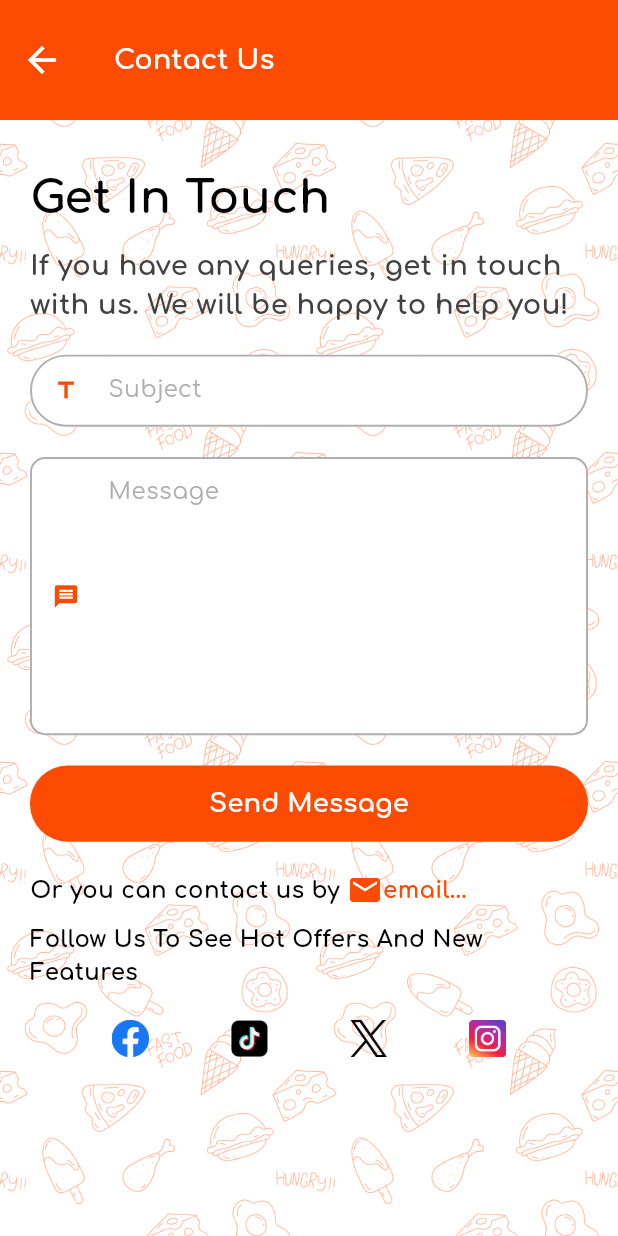
After one commit to Mona-Said/Graduation_Project, a Flutter app: the CustomerContactUsScreen screen opened by its route, on a phone screen of 412 x 824 dp. The commit adds this screen. Run offline on Flutter 3.47's test engine with Material 3 defaults, Android fonts, the phone set to English and light mode, and no system bars; our stand-ins replace animated_text_kit, bloc, carousel_slider, dio, flutter_bloc, flutter_offline and 8 more; missing offline and left inert: adaptive_action_sheet, drop_down_list, number_pagination; accounts and stored records are empty; network calls fail.

Commit message:
update in contact seller

```diff
--- a/two_way_dael/lib/core/networking/dio_helper.dart
+++ b/two_way_dael/lib/core/networking/dio_helper.dart
@@ -171,8 +171,7 @@ class DioHelper {
   }
   //*--------------------------------------------------
 
-
-static Future<Response> postProduct({
+  static Future<Response> postProduct({
     required String url,
     String? token,
     required List<File> images,
--- a/two_way_dael/lib/core/routing/app_router.dart
+++ b/two_way_dael/lib/core/routing/app_router.dart
@@ -14,7 +14,7 @@ import 'package:two_way_dael/features/customer/auth/signup/ui/views/photo_and_ad
 import 'package:two_way_dael/features/customer/auth/signup/ui/views/customer_welcome_screen.dart';
 import 'package:two_way_dael/features/customer/home/ui/Modules/about_app.dart';
 import 'package:two_way_dael/features/customer/home/ui/Modules/cart_screen.dart';
-import 'package:two_way_dael/features/customer/home/ui/Modules/contact_us_screen.dart';
+import 'package:two_way_dael/features/customer/home/ui/Modules/customer_contact_us_screen.dart';
 import 'package:two_way_dael/features/customer/home/ui/Modules/favorite_sellers.dart';
 import 'package:two_way_dael/features/customer/home/ui/Modules/notifications_module.dart';
 import 'package:two_way_dael/features/customer/home/ui/Modules/search_module.dart';
@@ -38,6 +38,7 @@ import '../../features/customer/auth/signup/ui/views/signup_screen.dart';
 import '../../features/customer/home/ui/views/home_screen.dart';
 import '../../features/onboarding/views/onboarding_screen.dart';
 import '../../features/customer/home/data/models/about_app_model.dart';
+import '../../features/seller/home/ui/views/seller_contact_us_screen.dart';
 
 class AppRouter {
   Route generateRoure(RouteSettings settings) {
@@ -79,7 +80,7 @@ class AppRouter {
       case Routes.changePasswordScreen:
         return MaterialPageRoute(builder: (_) => const ChangePasswordScreen());
       case Routes.contactUsScreen:
-        return MaterialPageRoute(builder: (_) => ContactUsScreen());
+        return MaterialPageRoute(builder: (_) => CustomerContactUsScreen());
       case Routes.cartScreen:
         return MaterialPageRoute(builder: (_) => const CartScreen());
       case Routes.customerwelcomeScreen:
@@ -112,6 +113,8 @@ class AppRouter {
       case Routes.sellerChangePasswordScreen:
         return MaterialPageRoute(
             builder: (_) => const SellerChangePasswordScreen());
+      case Routes.sellerContactUsScreen:
+        return MaterialPageRoute(builder: (_) => const SellerContactUsScreen());
       default:
         return MaterialPageRoute(
             builder: (context) => Scaffold(
--- a/two_way_dael/lib/core/routing/routes.dart
+++ b/two_way_dael/lib/core/routing/routes.dart
@@ -32,5 +32,7 @@ class Routes {
   static const String sellerAddNewProduct = '/sellerAddNewProduct';
   static const String sellerDonationScreen = '/sellerDonationScreen';
   static const String sellerNewOrdersScreen = '/sellerNewOrdersScreen';
-  static const String sellerChangePasswordScreen = '/sellerChangePasswordScreen';
+  static const String sellerChangePasswordScreen =
+      '/sellerChangePasswordScreen';
+  static const String sellerContactUsScreen = '/sellerContactUsScreen';
 }
--- /dev/null
+++ b/two_way_dael/lib/features/customer/home/ui/Modules/customer_contact_us_screen.dart
@@ -0,0 +1,319 @@
+import 'package:flutter/material.dart';
+import 'package:flutter_bloc/flutter_bloc.dart';
+import 'package:two_way_dael/core/helpers/extensions.dart';
+import 'package:two_way_dael/core/helpers/spacing.dart';
+import 'package:two_way_dael/core/theming/colors.dart';
+import 'package:two_way_dael/core/theming/styles.dart';
+import 'package:two_way_dael/core/widgets/custom_button.dart';
+import 'package:two_way_dael/core/widgets/custom_text_form_field.dart';
+import 'package:two_way_dael/core/widgets/show_toast.dart';
+import 'package:two_way_dael/features/customer/home/logic/cubit/customer_cubit.dart';
+import 'package:two_way_dael/features/customer/home/logic/cubit/customer_states.dart';
+import 'package:url_launcher/url_launcher.dart';
+
+import '../../data/models/about_app_model.dart';
+
+class CustomerContactUsScreen extends StatelessWidget {
+  const CustomerContactUsScreen({super.key});
+
+  @override
+  Widget build(BuildContext context) {
+    return BlocConsumer<CustomerCubit, CustomerStates>(
+      listener: (context, state) {
+        if (state is ContactUsSuccessState) {
+          showToast(
+              message: 'Your Message Sent Successfully',
+              state: TostStates.SUCCESS);
+        }
+      },
+      builder: (context, state) {
+        var cubit = CustomerCubit.get(context);
+        var aboutModel = CustomerCubit.get(context).aboutAppModel?.data;
+        return Scaffold(
+          appBar: AppBar(
+            toolbarHeight: 80,
+            leading: IconButton(
+              onPressed: () {
+                context.pop();
+              },
+              icon: const Icon(
+                Icons.arrow_back,
+                color: Colors.white,
+              ),
+            ),
+            backgroundColor: ColorManager.mainOrange,
+            title: Text(
+              'Contact Us',
+              style: TextStyles.font18White,
+            ),
+          ),
+          body: Container(
+            height: double.infinity,
+            padding: const EdgeInsetsDirectional.only(
+                end: 20.0, start: 20.0, top: 30.0),
+            decoration: const BoxDecoration(
+              image: DecorationImage(
+                image: AssetImage(
+                  'assets/images/main_background.png',
+                ),
+                fit: BoxFit.cover,
+              ),
+            ),
+            child: SingleChildScrollView(
+              child: Column(
+                crossAxisAlignment: CrossAxisAlignment.start,
+                children: [
+                  Text(
+                    'Get In Touch',
+                    style: TextStyles.font30blackbold,
+                  ),
+                  verticalSpace(10),
+                  Text(
+                    'If you have any queries, get in touch with us. We will be happy to help you!',
+                    style: TextStyles.font18Grey800bold,
+                  ),
+                  verticalSpace(20),
+                  Form(
+                    key: cubit.emailFormKey,
+                    child: Column(
+                      children: [
+                        CustomTextFormField(
+                          prefixIcon: const Icon(Icons.title_outlined),
+                          hintText: 'Subject',
+                          controller: cubit.titleController,
+                          isObsecureText: false,
+                          validator: (value) {
+                            if (value!.isEmpty) {
+                              return 'Please Enter Your Subject';
+                            }
+                            return null;
+                          },
+                        ),
+                        verticalSpace(20),
+                        CustomTextFormField(
+                          borderRadius: BorderRadius.circular(10),
+                          maxLines: 7,
+                          hintText: 'Message',
+                          controller: cubit.messageController,
+                          keyboardType: TextInputType.name,
+                          prefixIcon: const Icon(Icons.message),
+                          isObsecureText: false,
+                          validator: (value) {
+                            if (value!.isEmpty) {
+                              return 'Please Enter Your Message';
+                            }
+                            return null;
+                          },
+                        ),
+                      ],
+                    ),
+                  ),
+                  verticalSpace(20),
+                  AppTextButton(
+                    buttonText: 'Send Message',
+                    textStyle: TextStyles.font17WhiteBold,
+                    onPressed: () {
+                      if (cubit.emailFormKey.currentState!.validate()) {
+                        cubit.contactUs(
+                          subject: cubit.titleController.text,
+                          message: cubit.messageController.text,
+                        );
+                      }
+                    },
+                  ),
+                  verticalSpace(20),
+                  Row(
+                    children: [
+                      Text(
+                        'Or you can contact us by ',
+                        style: TextStyles.font15BlackBold,
+                      ),
+                      GestureDetector(
+                        onTap: () {
+                          if (aboutModel != null) {
+                            _sendEmail(aboutModel);
+                          } else {
+                            // Handle the case where aboutModel is null
+                            debugPrint('aboutModel is null');
+                          }
+                        },
+                        child: Row(
+                          children: [
+                            const Icon(
+                              Icons.email,
+                              color: ColorManager.mainOrange,
+                            ),
+                            Text(
+                              'email...',
+                              style: TextStyles.font15BlackBold.copyWith(
+                                color: ColorManager.mainOrange,
+                              ),
+                            ),
+                          ],
+                        ),
+                      ),
+                    ],
+                  ),
+                  verticalSpace(10),
+                  Column(
+                    children: [
+                      Text(
+                        'Follow Us To See Hot Offers And New Features',
+                        style: TextStyles.font15BlackBold,
+                      ),
+                      verticalSpace(20),
+                      Row(
+                        mainAxisAlignment: MainAxisAlignment.spaceEvenly,
+                        children: [
+                          buildSocialMediaItem(
+                            onTap: () {
+                              if (aboutModel != null) {
+                                launchFacebook(aboutModel);
+                              } else {
+                                // Handle the case where aboutModel is null
+                                debugPrint('aboutModel is null');
+                              }
+                            },
+                            image: 'assets/images/facebook.png',
+                          ),
+                          buildSocialMediaItem(
+                            onTap: () {
+                              if (aboutModel != null) {
+                                launchTiktok(aboutModel);
+                              } else {
+                                // Handle the case where aboutModel is null
+                                debugPrint('aboutModel is null');
+                              }
+                            },
+                            image: 'assets/images/tiktok.png',
+                          ),
+                          buildSocialMediaItem(
+                            onTap: () {
+                              if (aboutModel != null) {
+                                launchTwitter(aboutModel);
+                              } else {
+                                // Handle the case where aboutModel is null
+                                debugPrint('aboutModel is null');
+                              }
+                            },
+                            image: 'assets/images/X.png',
+                          ),
+                          buildSocialMediaItem(
+                            onTap: () {
+                              if (aboutModel != null) {
+                                launchInstagram(aboutModel);
+                              } else {
+                                // Handle the case where aboutModel is null
+                                debugPrint('aboutModel is null');
+                              }
+                            },
+                            image: 'assets/images/instagram.png',
+                          ),
+                        ],
+                      ),
+                      verticalSpace(20),
+                    ],
+                  )
+                ],
+              ),
+            ),
+          ),
+        );
+      },
+    );
+  }
+
+  Future<void> launchFacebook(List<Data> models) async {
+    for (final model in models) {
+      if (model.facebook != null) {
+        final facebookUrl = Uri.parse(model.facebook!);
+        if (await canLaunchUrl(facebookUrl)) {
+          await launchUrl(facebookUrl);
+        } else {
+          debugPrint('Could not launch ${model.facebook}');
+        }
+      } else {
+        // Handle the case where model.facebook is null
+        debugPrint('model.facebook is null');
+      }
+    }
+  }
+
+  Future<void> launchInstagram(List<Data> models) async {
+    for (final model in models) {
+      if (model.instagram != null) {
+        final instagramUrl = Uri.parse(model.instagram!);
+        if (await canLaunchUrl(instagramUrl)) {
+          await launchUrl(instagramUrl);
+        } else {
+          debugPrint('Could not launch ${model.instagram}');
+        }
+      } else {
+        // Handle the case where model.facebook is null
+        debugPrint('model.instagram is null');
+      }
+    }
+  }
+
+  Future<void> launchTiktok(List<Data> models) async {
+    for (final model in models) {
+      if (model.tiktok != null) {
+        final tiktokUrl = Uri.parse(model.tiktok!);
+        if (await canLaunchUrl(tiktokUrl)) {
+          await launchUrl(tiktokUrl);
+        } else {
+          debugPrint('Could not launch ${model.tiktok}');
+        }
+      } else {
+        // Handle the case where model.facebook is null
+        debugPrint('model.tiktok is null');
+      }
+    }
+  }
+
+  Future<void> launchTwitter(List<Data> models) async {
+    for (final model in models) {
+      if (model.twitter != null) {
+        final twitterUrl = Uri.parse(model.twitter!);
+        if (await canLaunchUrl(twitterUrl)) {
+          await launchUrl(twitterUrl);
+        } else {
+          debugPrint('Could not launch ${model.twitter}');
+        }
+      } else {
+        // Handle the case where model.facebook is null
+        debugPrint('model.twitter is null');
+      }
+    }
+  }
+
+  void _sendEmail(List<Data> models) async {
+    for (final model in models) {
+      if (model.supportEmail != null) {
+        final Uri emailUri = Uri(
+          scheme: 'mailto',
+          path: '${model.supportEmail}',
+          queryParameters: {
+            'subject': '',
+            'body': '',
+          },
+        );
+        if (await canLaunchUrl(emailUri)) {
+          await launchUrl(emailUri);
+        } else {
+          debugPrint('Could not launch $emailUri');
+        }
+      }
+    }
+  }
+
+  Widget buildSocialMediaItem({required String image, Function()? onTap}) {
+    return InkWell(
+      onTap: onTap,
+      child: Image.asset(
+        image,
+        width: 25,
+      ),
+    );
+  }
+}
--- /dev/null
+++ b/two_way_dael/lib/features/seller/home/data/models/seller_about_app_model.dart
@@ -0,0 +1,109 @@
+class SellerAboutAppModel {
+  int? status;
+  String? message;
+  List<Data>? data;
+
+  SellerAboutAppModel({this.status, this.message, this.data});
+
+  SellerAboutAppModel.fromJson(Map<String, dynamic> json) {
+    status = json['status'];
+    message = json['message'];
+    if (json['data'] != null) {
+      data = <Data>[];
+      json['data'].forEach((v) {
+        data!.add(new Data.fromJson(v));
+      });
+    }
+  }
+
+  Map<String, dynamic> toJson() {
+    final Map<String, dynamic> data = new Map<String, dynamic>();
+    data['status'] = this.status;
+    data['message'] = this.message;
+    if (this.data != null) {
+      data['data'] = this.data!.map((v) => v.toJson()).toList();
+    }
+    return data;
+  }
+}
+
+class Data {
+  int? id;
+  String? title;
+  String? copyright;
+  String? description;
+  Null phone;
+  String? infoEmail;
+  String? withdrawalEmail;
+  String? supportEmail;
+  String? logo;
+  String? favicon;
+  String? facebook;
+  String? twitter;
+  String? instagram;
+  String? youtupe;
+  String? tiktok;
+  String? createdAt;
+  String? updatedAt;
+
+  Data(
+      {this.id,
+        this.title,
+        this.copyright,
+        this.description,
+        this.phone,
+        this.infoEmail,
+        this.withdrawalEmail,
+        this.supportEmail,
+        this.logo,
+        this.favicon,
+        this.facebook,
+        this.twitter,
+        this.instagram,
+        this.youtupe,
+        this.tiktok,
+        this.createdAt,
+        this.updatedAt});
+
+  Data.fromJson(Map<String, dynamic> json) {
+    id = json['id'];
+    title = json['title'];
+    copyright = json['copyright'];
+    description = json['description'];
+    phone = json['phone'];
+    infoEmail = json['info_email'];
+    withdrawalEmail = json['withdrawal_email'];
+    supportEmail = json['support_email'];
+    logo = json['logo'];
+    favicon = json['favicon'];
+    facebook = json['facebook'];
+    twitter = json['twitter'];
+    instagram = json['instagram'];
+    youtupe = json['youtupe'];
+    tiktok = json['tiktok'];
+    createdAt = json['created_at'];
+    updatedAt = json['updated_at'];
+  }
+
+  Map<String, dynamic> toJson() {
+    final Map<String, dynamic> data = new Map<String, dynamic>();
+    data['id'] = this.id;
+    data['title'] = this.title;
+    data['copyright'] = this.copyright;
+    data['description'] = this.description;
+    data['phone'] = this.phone;
+    data['info_email'] = this.infoEmail;
+    data['withdrawal_email'] = this.withdrawalEmail;
+    data['support_email'] = this.supportEmail;
+    data['logo'] = this.logo;
+    data['favicon'] = this.favicon;
+    data['facebook'] = this.facebook;
+    data['twitter'] = this.twitter;
+    data['instagram'] = this.instagram;
+    data['youtupe'] = this.youtupe;
+    data['tiktok'] = this.tiktok;
+    data['created_at'] = this.createdAt;
+    data['updated_at'] = this.updatedAt;
+    return data;
+  }
+}
--- /dev/null
+++ b/two_way_dael/lib/features/seller/home/data/models/seller_contact_us_model.dart
@@ -0,0 +1,68 @@
+class SellerContactUsModel {
+  int? status;
+  String? message;
+  Data? data;
+
+  SellerContactUsModel({this.status, this.message, this.data});
+
+  SellerContactUsModel.fromJson(Map<String, dynamic> json) {
+    status = json['status'];
+    message = json['message'];
+    data = json['data'] != null ? new Data.fromJson(json['data']) : null;
+  }
+
+  Map<String, dynamic> toJson() {
+    final Map<String, dynamic> data = new Map<String, dynamic>();
+    data['status'] = this.status;
+    data['message'] = this.message;
+    if (this.data != null) {
+      data['data'] = this.data!.toJson();
+    }
+    return data;
+  }
+}
+
+class Data {
+  String? name;
+  String? email;
+  String? subject;
+  String? message;
+  String? ipAddress;
+  String? updatedAt;
+  String? createdAt;
+  int? id;
+
+  Data(
+      {this.name,
+        this.email,
+        this.subject,
+        this.message,
+        this.ipAddress,
+        this.updatedAt,
+        this.createdAt,
+        this.id});
+
+  Data.fromJson(Map<String, dynamic> json) {
+    name = json['name'];
+    email = json['email'];
+    subject = json['subject'];
+    message = json['message'];
+    ipAddress = json['ip_address'];
+    updatedAt = json['updated_at'];
+    createdAt = json['created_at'];
+    id = json['id'];
+  }
+
+  Map<String, dynamic> toJson() {
+    final Map<String, dynamic> data = new Map<String, dynamic>();
+    data['name'] = this.name;
+    data['email'] = this.email;
+    data['subject'] = this.subject;
+    data['message'] = this.message;
+    data['ip_address'] = this.ipAddress;
+    data['updated_at'] = this.updatedAt;
+    data['created_at'] = this.createdAt;
+    data['id'] = this.id;
+    return data;
+  }
+}
--- a/two_way_dael/lib/features/seller/home/logic/cubit/seller_cubit.dart
+++ b/two_way_dael/lib/features/seller/home/logic/cubit/seller_cubit.dart
@@ -18,6 +18,9 @@ import 'package:two_way_dael/features/seller/home/ui/widgets/build_charity_item.
 
 import '../../../../../core/networking/dio_helper.dart';
 import '../../../../customer/home/data/models/about_app_model.dart';
+import '../../../../customer/home/data/models/contact_us_model.dart';
+import '../../data/models/seller_about_app_model.dart';
+import '../../data/models/seller_contact_us_model.dart';
 import '../../ui/views/seller_products_screen.dart';
 
 part 'seller_state.dart';
@@ -330,8 +333,6 @@ class SellerCubit extends Cubit<SellerStates> {
   //   );
   // }
 
-  AboutAppModel? aboutAppModel;
-
   SellerProductDetails? sellerProductDetails;
   Future<void> getSellerProductDetails({required int id}) async {
     emit(GetSellerProductDetailsLoadingState());
@@ -418,6 +419,62 @@ class SellerCubit extends Cubit<SellerStates> {
     });
   }
 
+  SellerAboutAppModel? sellerAboutAppModel;
+  void getAboutApp() async {
+    emit(AboutAppLoadingState());
+    await DioHelper.getData(
+      url: ABOUTAPP,
+    ).then((value) {
+      sellerAboutAppModel = SellerAboutAppModel.fromJson(value.data);
+      emit(AboutAppSuccessState());
+    }).catchError((error) {
+      debugPrint(error.toString());
+      emit(AboutAppErrorState(error.toString()));
+    });
+  }
+
+  final titleController = TextEditingController();
+  final messageController = TextEditingController();
+  final emailFormKey = GlobalKey<FormState>();
+
+  SellerContactUsModel? sellerContactUsModel;
+
+  void contactUs({
+    required String subject,
+    required String message,
+  }) async {
+    emit(ContactUsLoadingState());
+    try {
+      await DioHelper.postData(
+        url: CONTACTUS,
+        token: sellerToken,
+        data: {
+          'subject': subject,
+          'message': message,
+        },
+      ).then((value) {
+        sellerContactUsModel = SellerContactUsModel.fromJson(value.data);
+        emit(ContactUsSuccessState());
+      }).catchError((error) {
+        if (error is DioException && error.response != null) {
+          if (error.response?.statusCode == 401) {
+            // Handle 401 Unauthorized response
+            emit(ContactUsErrorState(
+                'Unauthenticated. Please check your authentication token.'));
+          } else {
+            final errorMessage =
+                'Error ${error.response?.statusCode}: ${error.response?.data['message']}';
+            emit(ContactUsErrorState(errorMessage));
+          }
+        } else {
+          emit(ContactUsErrorState('An unexpected error occurred: $error'));
+        }
+      });
+    } catch (error) {
+      emit(ContactUsErrorState('An unexpected error occurred: $error'));
+    }
+  }
+
   List<Widget> charities = [
     BuildCharityItem(
       charityItemModel: CharityItemModel(
--- a/two_way_dael/lib/features/seller/home/logic/cubit/seller_state.dart
+++ b/two_way_dael/lib/features/seller/home/logic/cubit/seller_state.dart
@@ -137,3 +137,23 @@ class SellerAddProductErrorState extends SellerStates {
 
   SellerAddProductErrorState(this.error);
 }
+
+class ContactUsLoadingState extends SellerStates {}
+
+class ContactUsSuccessState extends SellerStates {}
+
+class ContactUsErrorState extends SellerStates {
+  final String error;
+
+  ContactUsErrorState(this.error);
+}
+
+class AboutAppLoadingState extends SellerStates {}
+
+class AboutAppSuccessState extends SellerStates {}
+
+class AboutAppErrorState extends SellerStates {
+  final String error;
+
+  AboutAppErrorState(this.error);
+}
--- a/two_way_dael/lib/features/seller/home/ui/widgets/seller_account_settings.dart
+++ b/two_way_dael/lib/features/seller/home/ui/widgets/seller_account_settings.dart
@@ -56,7 +56,7 @@ class SellerAccountSettings extends StatelessWidget {
             verticalSpace(20),
             InkWell(
               onTap: () {
-                context.pushNamed(Routes.contactUsScreen);
+                context.pushNamed(Routes.sellerContactUsScreen);
               },
               child: buildAccountSettingsItem(
                 image: 'assets/images/contact_us_icon.png',
--- a/two_way_dael/lib/two_way_dael.dart
+++ b/two_way_dael/lib/two_way_dael.dart
@@ -33,7 +33,8 @@ class TwoWayDealApp extends StatelessWidget {
               create: (context) => SellerCubit()
                 ..getCategories()
                 ..getNotifiCations()
-                ..getSellerData(),
+                ..getSellerData()
+                ..getAboutApp(),
             ),
           ],
           child: MaterialApp(
```
Also changed, not shown: two_way_dael/lib/features/customer/home/logic/cubit/customer_cubit.dart (+12 -5 lines), two_way_dael/lib/features/seller/home/ui/views/seller_contact_us_screen.dart (renamed from two_way_dael/lib/features/customer/home/ui/Modules/contact_us_screen.dart, +29 -29 lines).
